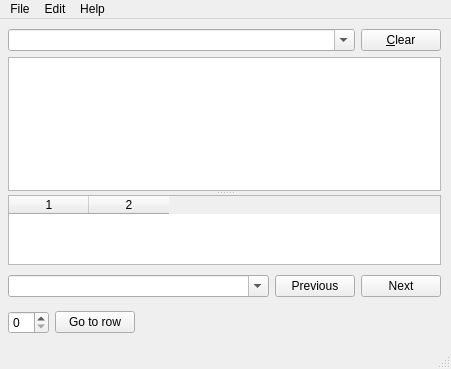
Qt form src/LogViewer/ui/main_window.ui (monal-im/DebugTools) before a commit.
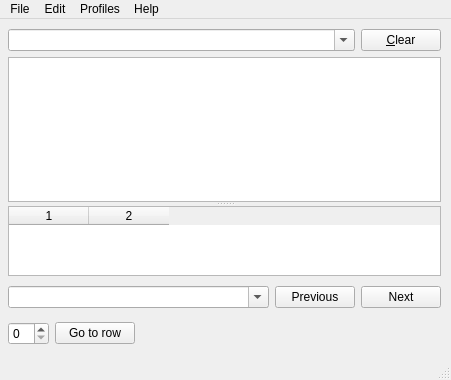
The same form after that commit.

Patch:
```diff
--- a/src/LogViewer/ui/main_window.ui
+++ b/src/LogViewer/ui/main_window.ui
@@ -7,7 +7,7 @@
     <x>0</x>
     <y>0</y>
     <width>451</width>
-    <height>369</height>
+    <height>380</height>
    </rect>
   </property>
   <property name="windowTitle">
@@ -293,7 +293,7 @@
      <x>0</x>
      <y>0</y>
      <width>451</width>
-     <height>27</height>
+     <height>30</height>
     </rect>
    </property>
    <widget class="QMenu" name="menuFile">
@@ -330,8 +330,17 @@
     </property>
     <addaction name="uiAction_about"/>
    </widget>
+   <widget class="QMenu" name="uiMenu_profiles">
+    <property name="title">
+     <string>Profiles</string>
+    </property>
+    <addaction name="uiAction_cloneCurrentProfile"/>
+    <addaction name="uiAction_addNewProfile"/>
+    <addaction name="separator"/>
+   </widget>
    <addaction name="menuFile"/>
    <addaction name="menuEdit"/>
+   <addaction name="uiMenu_profiles"/>
    <addaction name="menuHelp"/>
   </widget>
   <widget class="QStatusBar" name="uiStatusbar_main"/>
```
Left out of the diff: 10 changed lines with no effect on the pictures.
